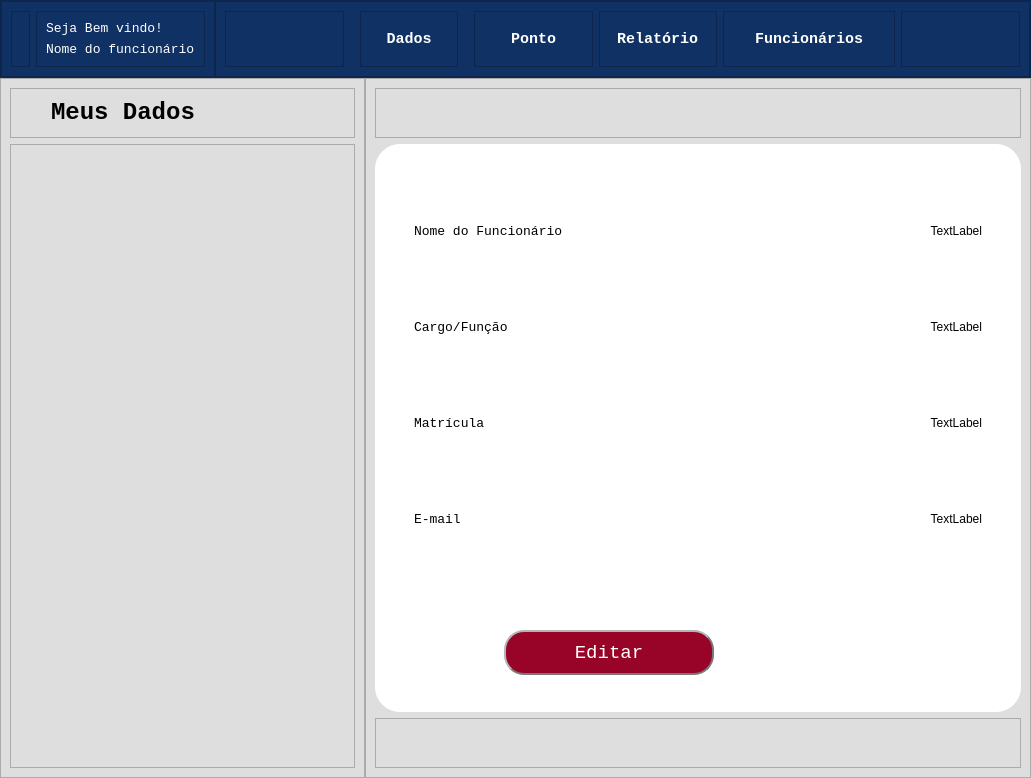
Before: the Qt Designer form tela_adm.ui in KobaDev/GestaoDePonto, drawn with Qt 5.
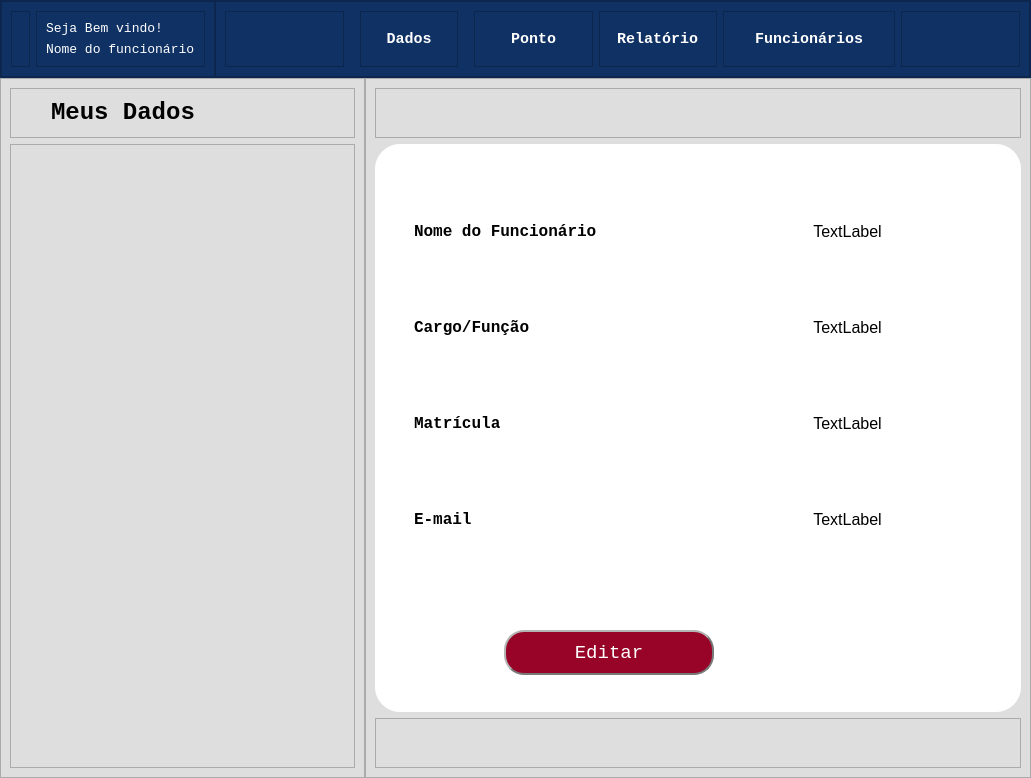
After: the same form once the commit is applied. The open tabs and pages were chosen to show the change. Icons and pictures are not drawn.

```diff
--- a/tela_adm.ui
+++ b/tela_adm.ui
@@ -1141,7 +1141,9 @@
                    <property name="font">
                     <font>
                      <family>Lucida Console</family>
-                     <pointsize>10</pointsize>
+                     <pointsize>12</pointsize>
+                     <weight>75</weight>
+                     <bold>true</bold>
                     </font>
                    </property>
                    <property name="text">
@@ -1151,11 +1153,19 @@
                  </item>
                  <item row="3" column="1">
                   <widget class="QLabel" name="lbl_email">
+                   <property name="font">
+                    <font>
+                     <pointsize>12</pointsize>
+                    </font>
+                   </property>
+                   <property name="layoutDirection">
+                    <enum>Qt::RightToLeft</enum>
+                   </property>
                    <property name="text">
                     <string>TextLabel</string>
                    </property>
                    <property name="alignment">
-                    <set>Qt::AlignRight|Qt::AlignTrailing|Qt::AlignVCenter</set>
+                    <set>Qt::AlignCenter</set>
                    </property>
                   </widget>
                  </item>
@@ -1164,7 +1174,9 @@
                    <property name="font">
                     <font>
                      <family>Lucida Console</family>
-                     <pointsize>10</pointsize>
+                     <pointsize>12</pointsize>
+                     <weight>75</weight>
+                     <bold>true</bold>
                     </font>
                    </property>
                    <property name="text">
@@ -1174,11 +1186,19 @@
                  </item>
                  <item row="2" column="1">
                   <widget class="QLabel" name="lbl_matricula">
+                   <property name="font">
+                    <font>
+                     <pointsize>12</pointsize>
+                    </font>
+                   </property>
+                   <property name="layoutDirection">
+                    <enum>Qt::RightToLeft</enum>
+                   </property>
                    <property name="text">
                     <string>TextLabel</string>
                    </property>
                    <property name="alignment">
-                    <set>Qt::AlignRight|Qt::AlignTrailing|Qt::AlignVCenter</set>
+                    <set>Qt::AlignCenter</set>
                    </property>
                   </widget>
                  </item>
@@ -1187,7 +1207,9 @@
                    <property name="font">
                     <font>
                      <family>Lucida Console</family>
-                     <pointsize>10</pointsize>
+                     <pointsize>12</pointsize>
+                     <weight>75</weight>
+                     <bold>true</bold>
                     </font>
                    </property>
                    <property name="text">
@@ -1197,16 +1219,29 @@
                  </item>
                  <item row="1" column="1">
                   <widget class="QLabel" name="lbl_cargo">
+                   <property name="font">
+                    <font>
+                     <pointsize>12</pointsize>
+                    </font>
+                   </property>
+                   <property name="layoutDirection">
+                    <enum>Qt::RightToLeft</enum>
+                   </property>
                    <property name="text">
                     <string>TextLabel</string>
                    </property>
                    <property name="alignment">
-                    <set>Qt::AlignRight|Qt::AlignTrailing|Qt::AlignVCenter</set>
+                    <set>Qt::AlignCenter</set>
                    </property>
                   </widget>
                  </item>
                  <item row="0" column="1">
                   <widget class="QLabel" name="lbl_nome">
+                   <property name="font">
+                    <font>
+                     <pointsize>12</pointsize>
+                    </font>
+                   </property>
                    <property name="layoutDirection">
                     <enum>Qt::RightToLeft</enum>
                    </property>
@@ -1214,7 +1249,7 @@
                     <string>TextLabel</string>
                    </property>
                    <property name="alignment">
-                    <set>Qt::AlignRight|Qt::AlignTrailing|Qt::AlignVCenter</set>
+                    <set>Qt::AlignCenter</set>
                    </property>
                   </widget>
                  </item>
@@ -1223,9 +1258,9 @@
                    <property name="font">
                     <font>
                      <family>Lucida Console</family>
-                     <pointsize>10</pointsize>
-                     <weight>50</weight>
-                     <bold>false</bold>
+                     <pointsize>12</pointsize>
+                     <weight>75</weight>
+                     <bold>true</bold>
                     </font>
                    </property>
                    <property name="text">
```
Left out of the diff: 14 changed lines with no effect on the pictures.
